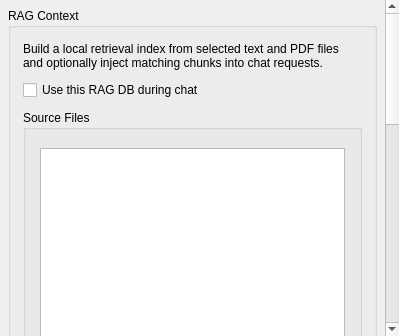
This is addons/rag_context/ui/rag_context.ui in Rakile/NeuralCompanion as Qt 5 draws it before an edit. The edited form follows.
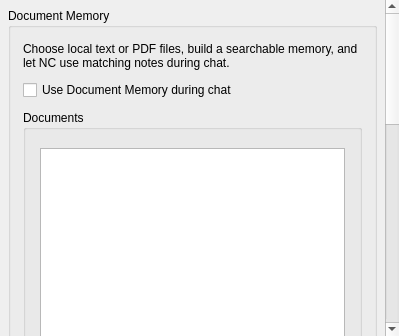
This is the edited form.

The edit to the form file:
```diff
--- a/addons/rag_context/ui/rag_context.ui
+++ b/addons/rag_context/ui/rag_context.ui
@@ -36,7 +36,7 @@
     <item>
      <widget class="QGroupBox" name="rag_context_group">
       <property name="title">
-       <string>RAG Context</string>
+       <string>Document Memory</string>
       </property>
       <layout class="QVBoxLayout" name="rag_context_group_layout">
        <property name="leftMargin">
@@ -57,7 +57,7 @@
        <item>
         <widget class="QLabel" name="rag_context_hint_label">
          <property name="text">
-          <string>Build a local retrieval index from selected text and PDF files and optionally inject matching chunks into chat requests.</string>
+          <string>Choose local text or PDF files, build a searchable memory, and let NC use matching notes during chat.</string>
          </property>
          <property name="wordWrap">
           <bool>true</bool>
@@ -67,14 +67,14 @@
        <item>
         <widget class="QCheckBox" name="rag_context_enable_checkbox">
          <property name="text">
-          <string>Use this RAG DB during chat</string>
+          <string>Use Document Memory during chat</string>
          </property>
         </widget>
        </item>
        <item>
         <widget class="QGroupBox" name="rag_context_files_group">
          <property name="title">
-          <string>Source Files</string>
+          <string>Documents</string>
          </property>
          <layout class="QVBoxLayout" name="rag_context_files_layout">
           <property name="leftMargin">
```
Left out of the diff: 14 changed lines with no effect on the pictures.
